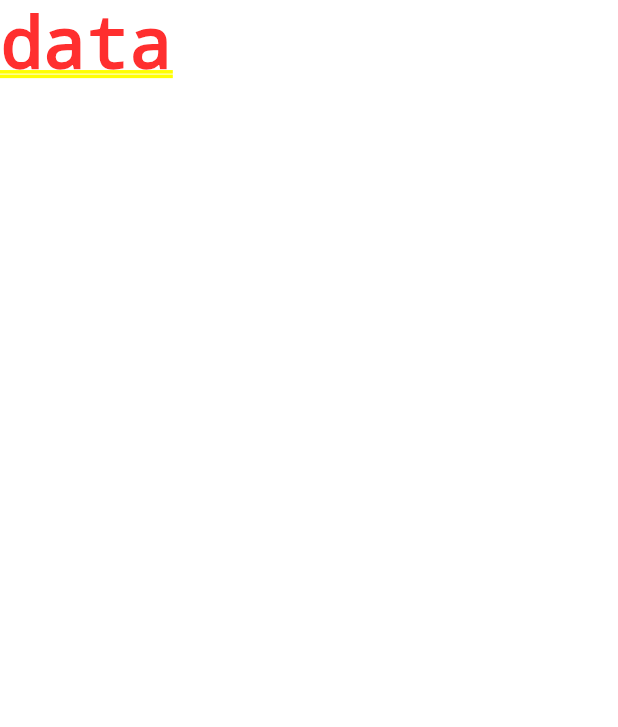
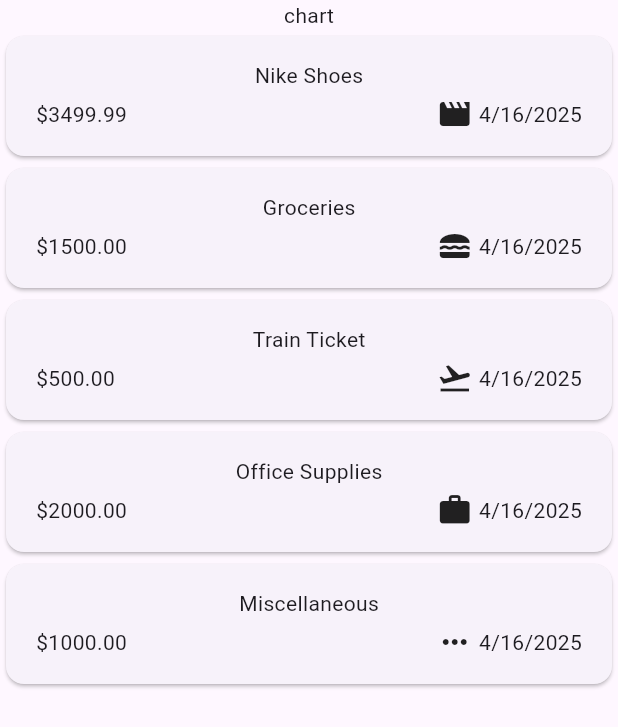
Before and after one commit to souravsathyan/flutter, a Flutter app: the screen it shows after launch, on a phone screen of 412 x 824 dp. Shown: the top 727 px of the screen. Run offline on Flutter 3.47's test engine with Material 3 defaults, Android fonts, the phone set to English and light mode, and no system bars; our stand-ins replace fl_chart, google_fonts.

Commit message:
till ap pbar 105

```diff
--- a/exp_tracker/lib/Modals/expense.dart
+++ b/exp_tracker/lib/Modals/expense.dart
@@ -1,5 +1,35 @@
+import 'package:flutter/material.dart';
+import 'package:intl/intl.dart';
+import 'package:uuid/uuid.dart';
+
+const uuid = Uuid();
+final formatter = DateFormat.yMd();
+
+enum Category { food, travel, leisure, work, other }
+
+const categoryIcons = {
+  Category.food: Icons.lunch_dining,
+  Category.travel: Icons.flight_takeoff,
+  Category.leisure: Icons.movie,
+  Category.work: Icons.work,
+  Category.other: Icons.more_horiz,
+};
+
 class Expense {
   Expense({
     required this.title,
-  })
+    required this.amount,
+    required this.date,
+    required this.category,
+  }) : id = uuid.v4();
+
+  final String id;
+  final String title;
+  final double amount;
+  final DateTime date;
+  final Category category;
+
+  get formattedDate {
+    return formatter.format(date);
+  }
 }
--- a/exp_tracker/lib/expenses.dart
+++ /dev/null
@@ -1,17 +0,0 @@
-import 'package:flutter/material.dart';
-
-class Expenses extends StatefulWidget {
-  const Expenses({super.key});
-
-  @override
-  State<Expenses> createState() {
-    return _ExpensesState();
-  }
-}
-
-class _ExpensesState extends State<Expenses> {
-  @override
-  Widget build(context) {
-    return Text('data');
-  }
-}
--- a/exp_tracker/lib/main.dart
+++ b/exp_tracker/lib/main.dart
@@ -1,5 +1,5 @@
 import 'package:flutter/material.dart';
-import 'package:exp_tracker/expenses.dart';
+import 'package:exp_tracker/widgets/expenses.dart';
 
 void main() {
   runApp(MaterialApp(home: Expenses()));
--- /dev/null
+++ b/exp_tracker/lib/widgets/expense_list/expense_item.dart
@@ -0,0 +1,35 @@
+import 'package:exp_tracker/Modals/expense.dart';
+import 'package:flutter/material.dart';
+
+class ExpenseItem extends StatelessWidget {
+  ExpenseItem({super.key, required this.expense});
+  final Expense expense;
+
+  @override
+  Widget build(context) {
+    return Card(
+      child: Padding(
+        padding: const EdgeInsets.symmetric(horizontal: 20, vertical: 16),
+        child: Column(
+          children: [
+            Text(expense.title),
+            const SizedBox(height: 4),
+            Row(
+              children: [
+                Text('\$${expense.amount.toStringAsFixed(2)}'),
+                const Spacer(),
+                Row(
+                  children: [
+                    Icon(categoryIcons[expense.category]),
+                    const SizedBox(width: 4),
+                    Text(expense.formattedDate),
+                  ],
+                ),
+              ],
+            ),
+          ],
+        ),
+      ),
+    );
+  }
+}
--- /dev/null
+++ b/exp_tracker/lib/widgets/expense_list/expense_list.dart
@@ -0,0 +1,16 @@
+import 'package:exp_tracker/Modals/expense.dart';
+import 'package:exp_tracker/widgets/expense_list/expense_item.dart';
+import 'package:flutter/material.dart';
+
+class ExpenseList extends StatelessWidget {
+  const ExpenseList({super.key, required this.expenses});
+  final List<Expense> expenses;
+
+  @override
+  Widget build(context) {
+    return ListView.builder(
+      itemCount: expenses.length,
+      itemBuilder: (ctxt, index) => ExpenseItem(expense: expenses[index]),
+    );
+  }
+}
--- /dev/null
+++ b/exp_tracker/lib/widgets/expenses.dart
@@ -0,0 +1,59 @@
+import 'package:exp_tracker/widgets/expense_list/expense_list.dart';
+import 'package:flutter/material.dart';
+import 'package:exp_tracker/Modals/expense.dart';
+
+class Expenses extends StatefulWidget {
+  const Expenses({super.key});
+
+  @override
+  State<Expenses> createState() {
+    return _ExpensesState();
+  }
+}
+
+class _ExpensesState extends State<Expenses> {
+  final List<Expense> _dummyData = [
+    Expense(
+      title: 'Nike Shoes',
+      amount: 3499.99,
+      date: DateTime.now(),
+      category: Category.leisure,
+    ),
+    Expense(
+      title: 'Groceries',
+      amount: 1500.00,
+      date: DateTime.now(),
+      category: Category.food,
+    ),
+    Expense(
+      title: 'Train Ticket',
+      amount: 500.00,
+      date: DateTime.now(),
+      category: Category.travel,
+    ),
+    Expense(
+      title: 'Office Supplies',
+      amount: 2000.00,
+      date: DateTime.now(),
+      category: Category.work,
+    ),
+    Expense(
+      title: 'Miscellaneous',
+      amount: 1000.00,
+      date: DateTime.now(),
+      category: Category.other,
+    ),
+  ];
+
+  @override
+  Widget build(context) {
+    return Scaffold(
+      body: Column(
+        children: [
+          const Text('chart'),
+          Expanded(child: ExpenseList(expenses: _dummyData)),
+        ],
+      ),
+    );
+  }
+}
--- a/exp_tracker/pubspec.yaml
+++ b/exp_tracker/pubspec.yaml
@@ -35,6 +35,7 @@ dependencies:
   # Use with the CupertinoIcons class for iOS style icons.
   cupertino_icons: ^1.0.8
   uuid: ^4.5.1
+  intl: ^0.20.2
 
 dev_dependencies:
   flutter_test:
```
Also changed, not shown: exp_tracker/pubspec.lock.
